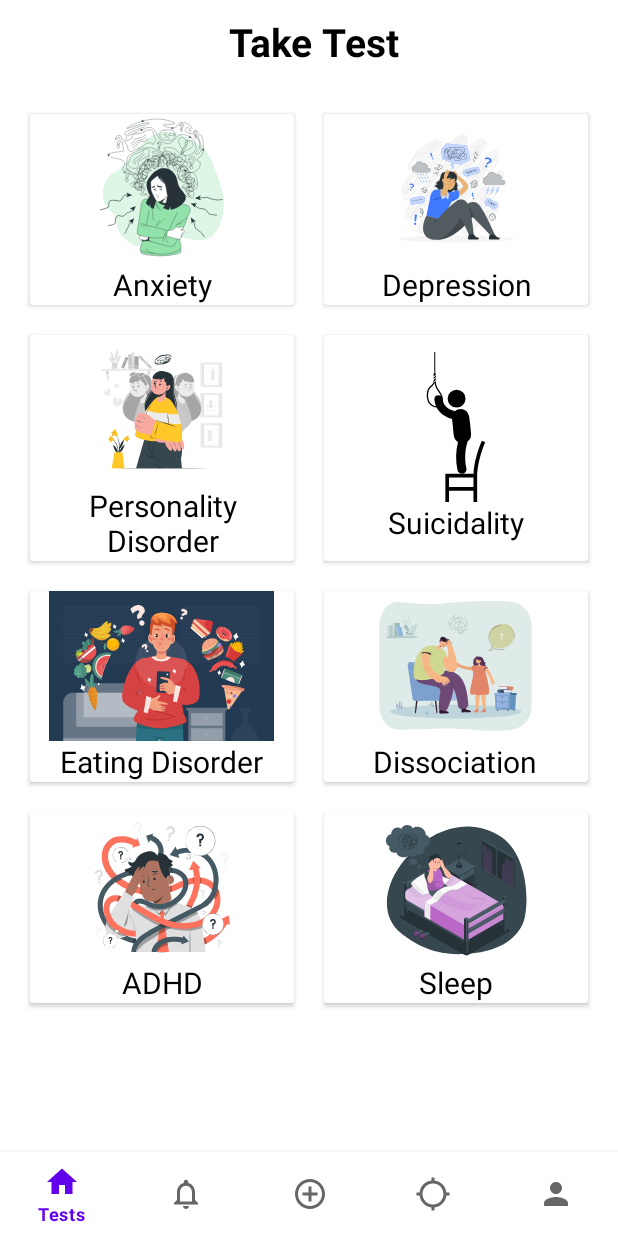
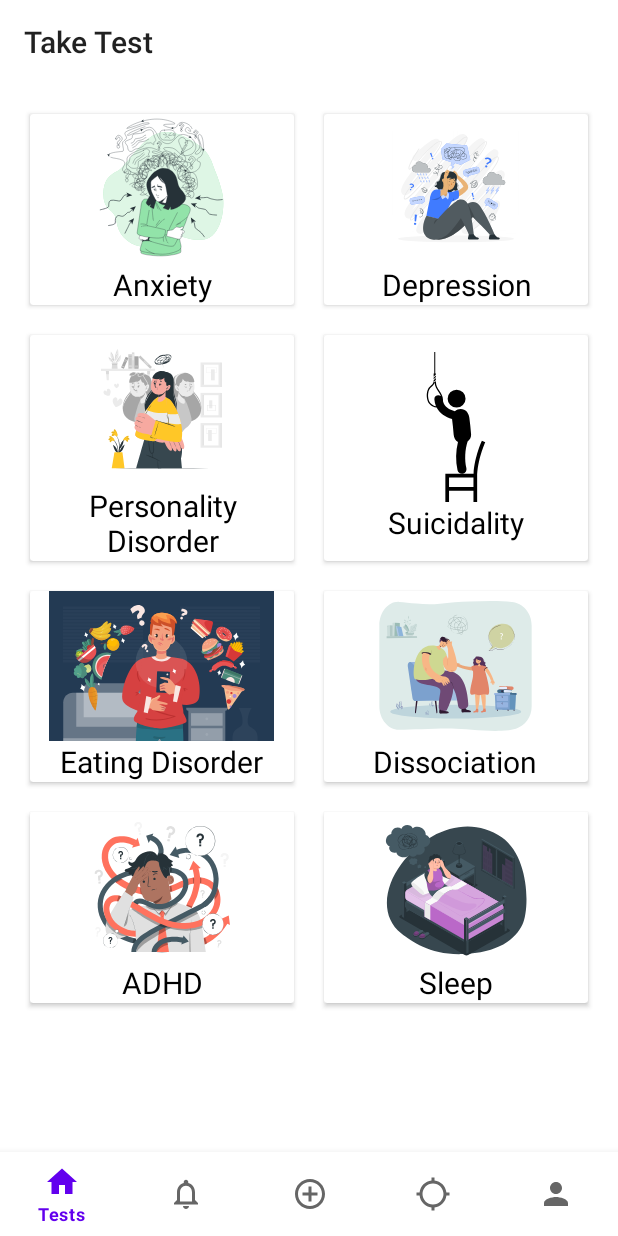
Before and after one commit to hiteshdeshmukh/pr11_deepsea, an Android app: the HomeFragment screen opened through its navigation route, on a phone screen of 412 x 824 dp. Run offline under Robolectric (Android 15) with nearby library versions, the phone set to English and light mode, and no system bars; our stand-ins replace Firebase (no records; nobody signed in at launch, a user with empty details on screens opened directly), Picasso, navigation-ui; libraries missing offline, so code that uses them is left out: com.github.marlonlom.utilities.

Commit message:
pending post delete fn noActionBarDone & homeScreen1 Done

```diff
--- a/app/src/main/res/layout/dashboard_rv_sample.xml
+++ b/app/src/main/res/layout/dashboard_rv_sample.xml
@@ -23,9 +23,9 @@
                 android:layout_width="match_parent"
                 android:layout_height="wrap_content"
                 android:text="Exercise"
+               style="@style/TextColor"
                 android:textStyle="bold"
-                android:textColor="#1A224C"
-                android:textSize="23sp"/>
+                android:textSize="20sp"/>
 
             <LinearLayout
                 android:layout_width="match_parent"
--- a/app/src/main/res/layout/fragment_home.xml
+++ b/app/src/main/res/layout/fragment_home.xml
@@ -14,8 +14,14 @@
             android:layout_height="wrap_content"
             android:orientation="vertical">
 
+            <Toolbar
+                android:layout_width="match_parent"
+                android:layout_height="wrap_content"
+                android:title="Take Test"
+                style="@style/TextColor"
+                />
 
-            <androidx.appcompat.widget.Toolbar
+           <!-- <androidx.appcompat.widget.Toolbar
                 android:id="@+id/toolbar2"
                 android:layout_width="match_parent"
                 android:layout_height="wrap_content"
@@ -31,7 +37,7 @@
                     android:textSize="26sp"
                     android:textStyle="bold" />
 
-            </androidx.appcompat.widget.Toolbar>
+            </androidx.appcompat.widget.Toolbar>-->
 
             <GridLayout
                 android:layout_width="match_parent"
--- a/app/src/main/res/values-night/themes.xml
+++ b/app/src/main/res/values-night/themes.xml
@@ -1,6 +1,6 @@
 <resources xmlns:tools="http://schemas.android.com/tools">
     <!-- Base application theme. -->
-    <style name="Theme.Pr11_deepsea" parent="Theme.MaterialComponents.DayNight.DarkActionBar">
+    <style name="Theme.Pr11_deepsea" parent="Theme.MaterialComponents.DayNight.NoActionBar">
         <!-- Primary brand color. -->
         <item name="colorPrimary">@color/purple_200</item>
         <item name="colorPrimaryVariant">@color/purple_700</item>
```
Also changed, not shown: app/src/main/res/layout/fragment_dashboard.xml (+10 -2 lines), app/src/main/res/layout/fragment_notifications.xml (+15 -13 lines), app/src/main/res/layout/fragment_profile.xml (+10 -0 lines), app/src/main/res/layout/fragment_secrecy.xml (+14 -1 lines).
